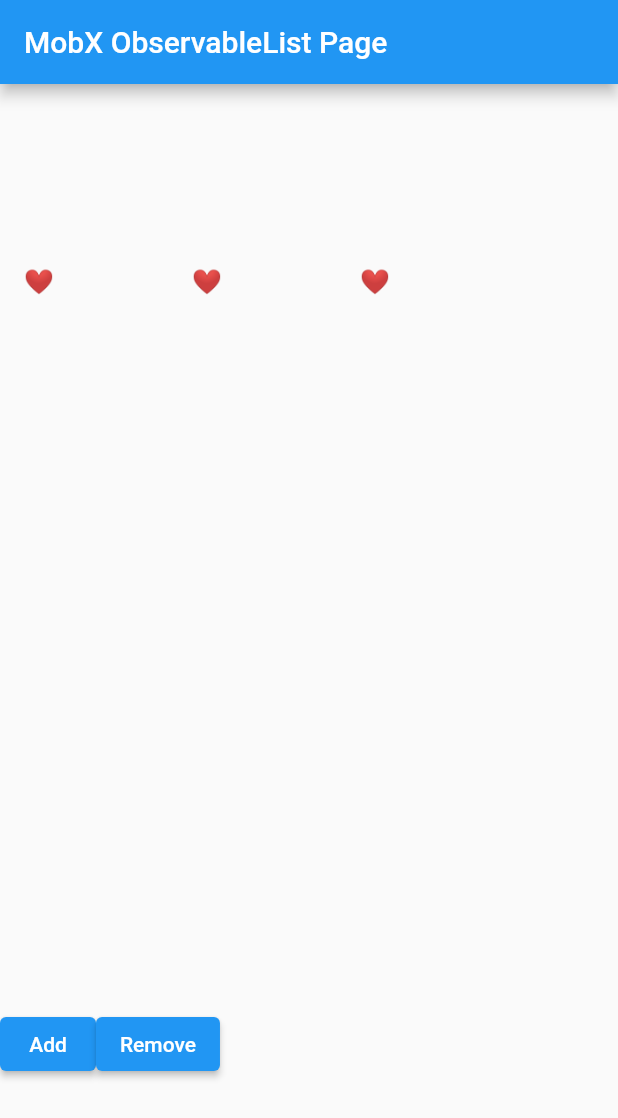
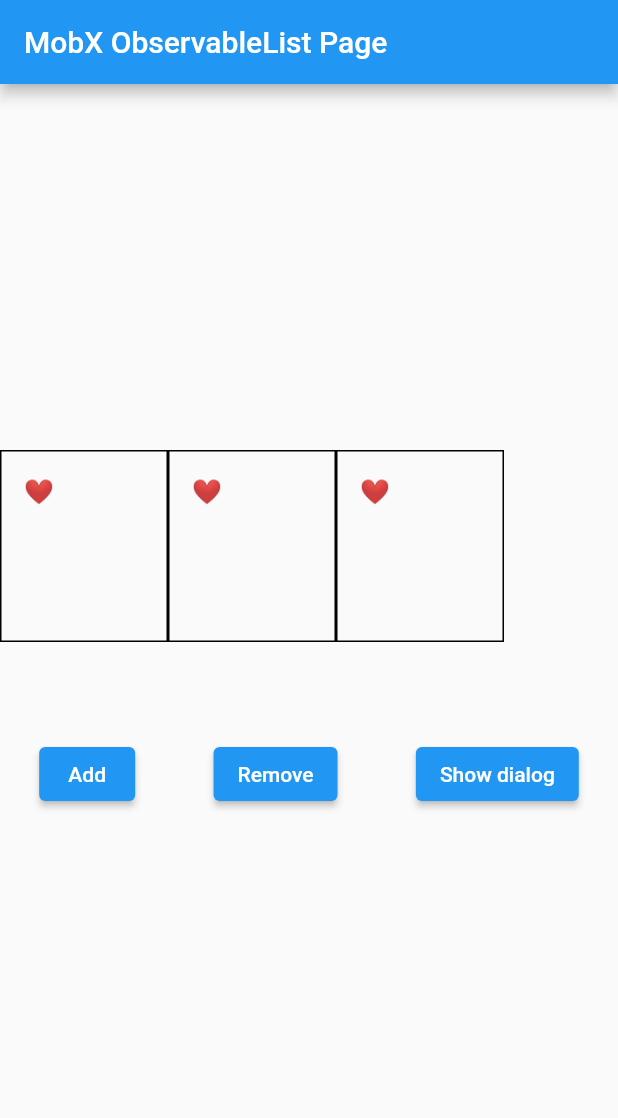
Before and after one commit to subzero911/mobx_observableList_bug_demo, a Flutter app: the screen it shows after launch, on a phone screen of 412 x 824 dp. Shown: the top 1118 px of the screen. Run offline on Flutter 3.47's test engine with Material 2 defaults, Android fonts, the phone set to English and light mode, and no system bars; our stand-ins replace flutter_mobx, mobx.

Commit message:
better UI

```diff
--- a/lib/main.dart
+++ b/lib/main.dart
@@ -35,26 +35,45 @@ class _MyHomePageState extends State<MyHomePage> {
         title: const Text('MobX ObservableList Page'),
       ),
       body: Center(
+        child: SingleChildScrollView(
           child: Column(
-          mainAxisAlignment: MainAxisAlignment.center,
+            mainAxisAlignment: MainAxisAlignment.start,
             children: [
               Observer(builder: (_) {
                 print('rebuilt');
-              return SizedBox(
-                width: 1024,
-                height: 512,
+                return ConstrainedBox(
+                  constraints: const BoxConstraints(minHeight: 64, maxHeight: 128),
                   child: ChildWidget(
                     heartsList: controller.heartsList.toList(),
                   ),
                 );
               }),
-            Row(
+              const SizedBox(height: 24),
+              ConstrainedBox(
+                constraints: const BoxConstraints(minHeight: 128, maxHeight: 256),
+                child: Row(
+                  mainAxisAlignment: MainAxisAlignment.spaceAround,
                   children: [
                     ElevatedButton(onPressed: controller.add, child: const Text('Add')),
                     ElevatedButton(onPressed: controller.remove, child: const Text('Remove')),
+                    ElevatedButton(
+                      child: const Text('Show dialog'),
+                      onPressed: () {
+                        showDialog(
+                            context: context,
+                            builder: (context) {
+                              return const AlertDialog(
+                                title: Text('Alert'),
+                                content: Text('Hello world'),
+                              );
+                            });
+                      },
+                    ),
                   ],
                 ),
+              ),
             ],
+          ),
         ),
       ),
     );
@@ -71,11 +90,13 @@ class ChildWidget extends StatelessWidget {
         scrollDirection: Axis.horizontal,
         itemCount: heartsList.length,
         itemBuilder: (context, index) {
-          return SizedBox(
-            width: 112,
-            height: 48,
+          return LimitedBox(
+            maxWidth: 112,
+            child: DecoratedBox(
+              decoration: BoxDecoration(border: Border.all(color: Colors.black)),
               child: ListTile(
                 title: Text(heartsList[index]),
+              ),
             ),
           );
         });
```
Lines whose indentation alone changed are shown as unchanged.
